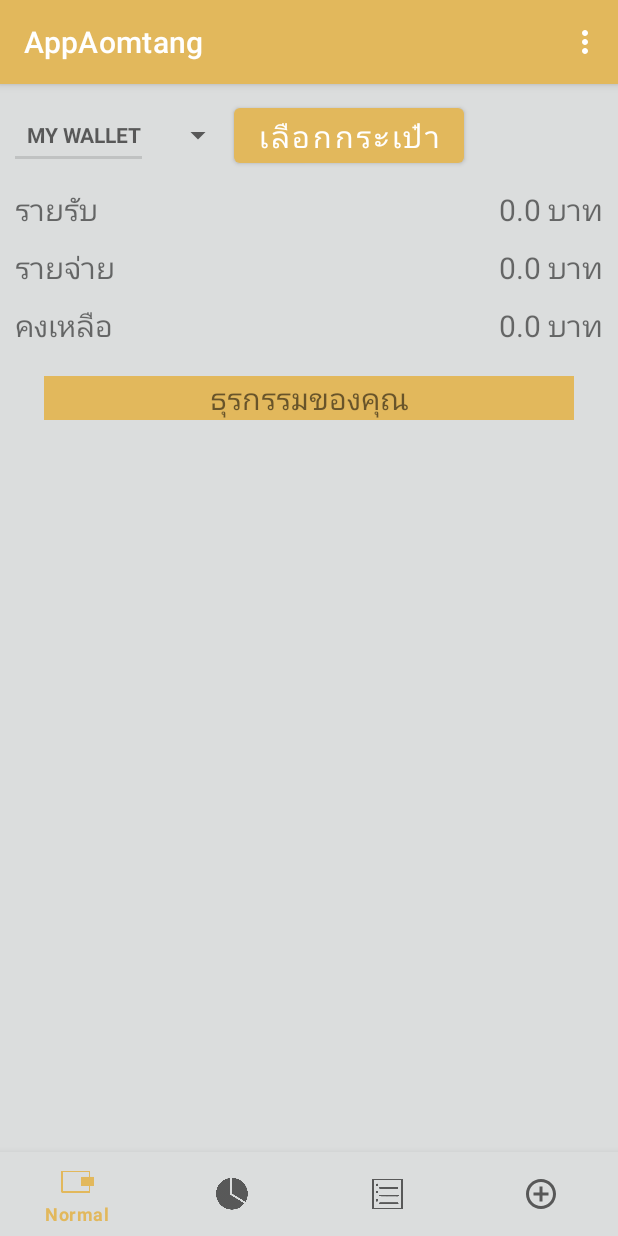
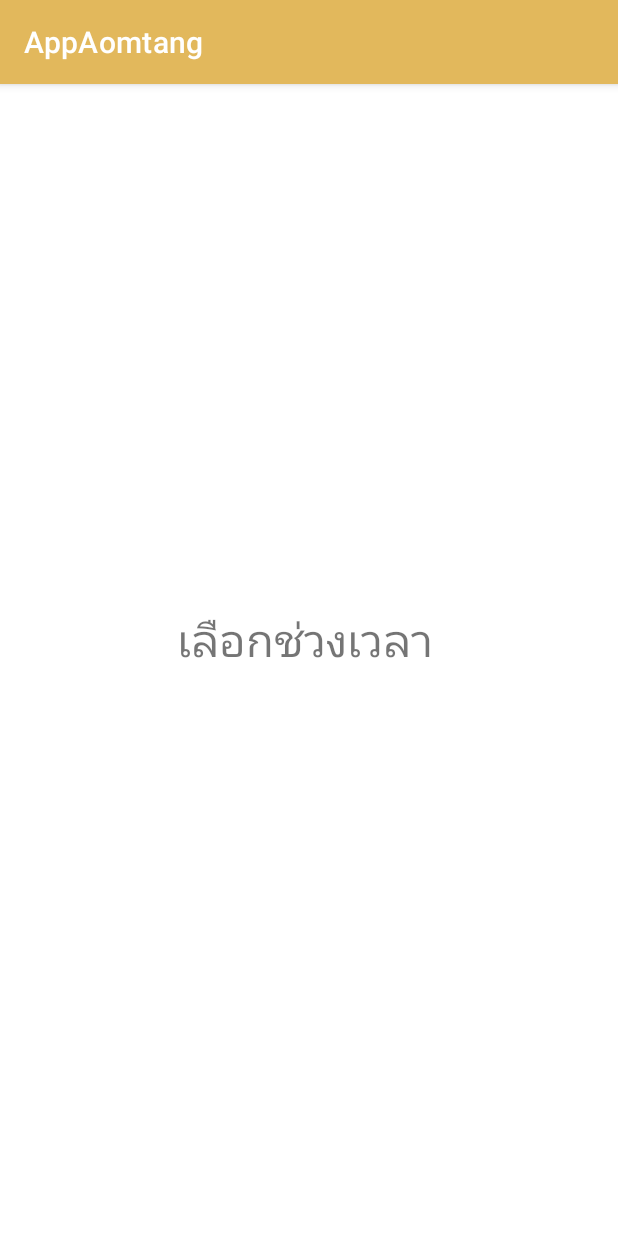
Before and after one commit to FairyFay404/AOMTANG, an Android app: the screen it shows after launch (MainActivity before the commit, asd after it), in the options menu, after a tap on "เลือกกระเป๋าเงิน", on a phone screen of 412 x 824 dp. Run offline under Robolectric (Android 15) with nearby library versions, the phone set to English and light mode, and no system bars; our stand-ins replace Firebase (no records; nobody signed in at launch, a user with empty details on screens opened directly), navigation-ui; 21 statements that could not run were skipped.

Commit message:
push final

```diff
--- a/app/src/main/java/com/example/appaomtang/MainActivity.kt
+++ b/app/src/main/java/com/example/appaomtang/MainActivity.kt
@@ -38,22 +38,23 @@ class MainActivity : AppCompatActivity() {
         when(item?.itemId){
             R.id.walletselect -> {
                 selectedOption = "walletselect"
-                //val walletselection = Intent(this, wallet::class.java)
-                //startActivity(walletselection)
+                val walletselection = Intent(this, asd::class.java)
+                startActivity(walletselection)
                 Toast.makeText(this, ""+selectedOption, Toast.LENGTH_SHORT).show()
             }
 
             R.id.timeselect -> {
                 selectedOption = "timeselect"
-                //val timeselection = Intent(this, reportActivity::class.java)
-                //startActivity(timeselection)
+                val timeselection = Intent(this,Reportchart::class.java)
+                startActivity(timeselection)
                 Toast.makeText(this, ""+selectedOption, Toast.LENGTH_SHORT).show()
             }
 
             R.id.typeselect -> {
                 selectedOption = "typeselect"
-                //val typeselection = Intent(this, note::class.java)
-                //startActivity(typeselection)
+                //val typeselection = Intent(this, ::class.java)
+                var intent=Intent(this,type::class.java)
+                startActivity(intent)
                 Toast.makeText(this, ""+selectedOption, Toast.LENGTH_SHORT).show()
             }
         }
--- /dev/null
+++ b/app/src/main/java/com/example/appaomtang/asd.kt
@@ -0,0 +1,11 @@
+package com.example.appaomtang
+
+import androidx.appcompat.app.AppCompatActivity
+import android.os.Bundle
+
+class asd : AppCompatActivity() {
+    override fun onCreate(savedInstanceState: Bundle?) {
+        super.onCreate(savedInstanceState)
+        setContentView(R.layout.activity_asd)
+    }
+}
--- /dev/null
+++ b/app/src/main/res/layout/activity_asd.xml
@@ -0,0 +1,21 @@
+<?xml version="1.0" encoding="utf-8"?>
+<androidx.constraintlayout.widget.ConstraintLayout xmlns:android="http://schemas.android.com/apk/res/android"
+    xmlns:app="http://schemas.android.com/apk/res-auto"
+    xmlns:tools="http://schemas.android.com/tools"
+    android:layout_width="match_parent"
+    android:layout_height="match_parent"
+    tools:context=".asd">
+
+    <TextView
+        android:id="@+id/textView4"
+        android:layout_width="wrap_content"
+        android:layout_height="wrap_content"
+        android:text="เลือกช่วงเวลา"
+        android:textSize="30dp"
+        app:layout_constraintBottom_toBottomOf="parent"
+        app:layout_constraintEnd_toEndOf="parent"
+        app:layout_constraintHorizontal_bias="0.49"
+        app:layout_constraintStart_toStartOf="parent"
+        app:layout_constraintTop_toTopOf="parent"
+        app:layout_constraintVertical_bias="0.48000002" />
+</androidx.constraintlayout.widget.ConstraintLayout>
```
Also changed, not shown: app/src/main/AndroidManifest.xml (+7 -8 lines), app/src/main/res/layout/activity_reportchart.xml (+16 -0 lines), app/src/main/res/layout/activity_type.xml (+13 -13 lines), app/src/main/java/com/example/appaomtang/NormalRecycleAdapter.kt (line endings or trailing spaces).
